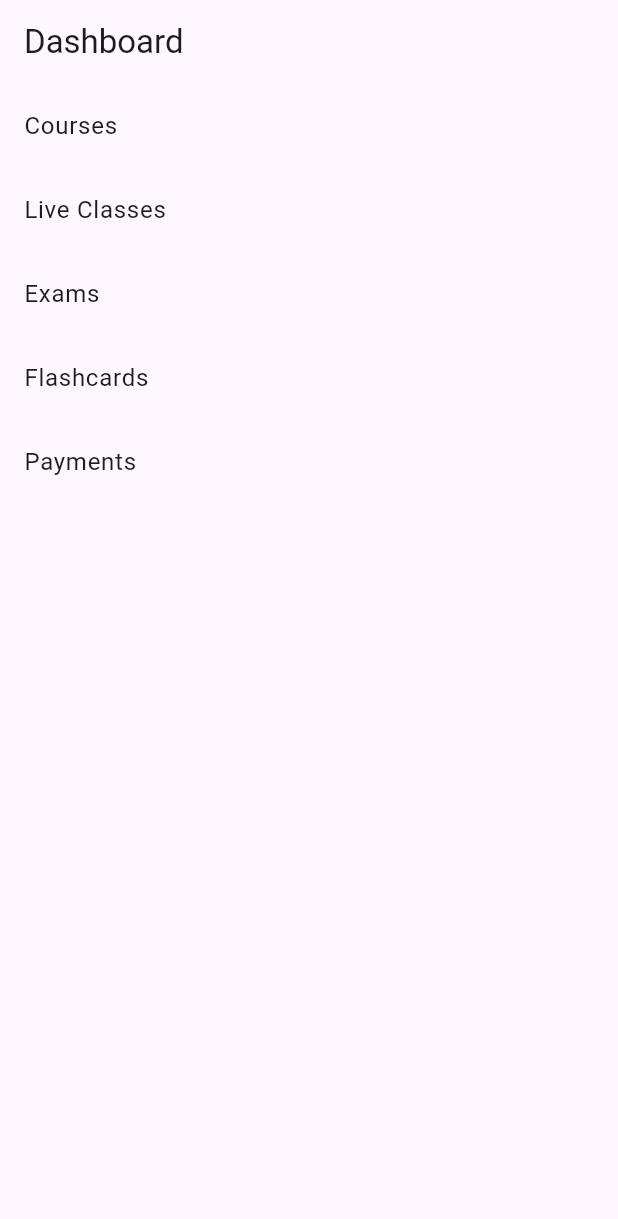
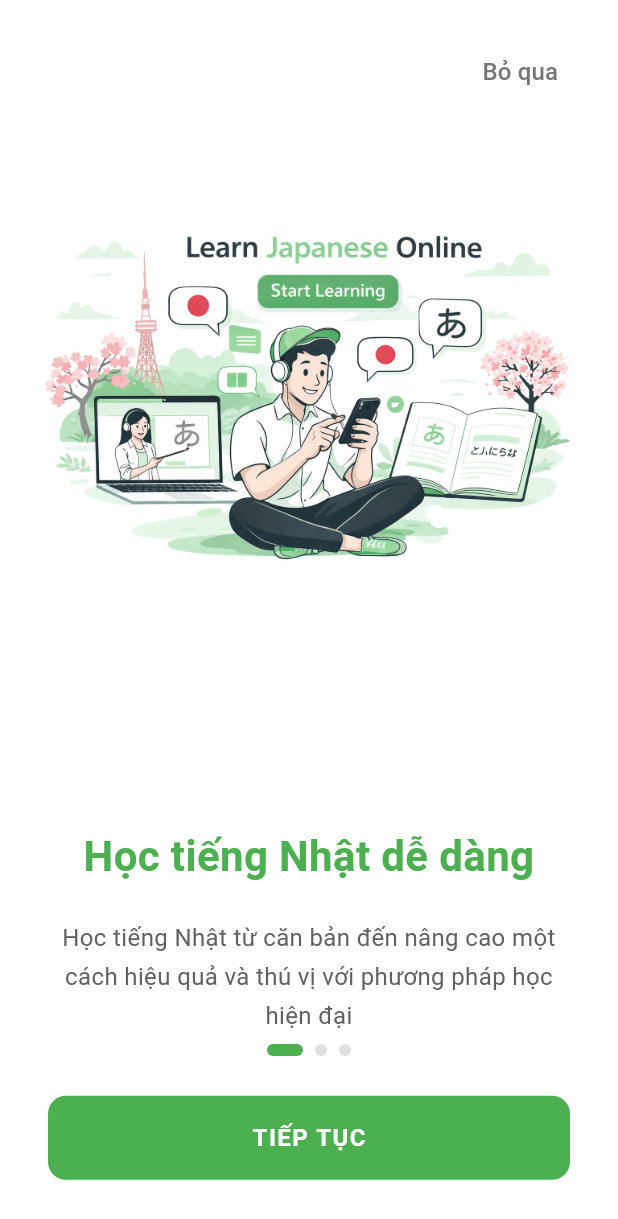
Before and after one commit to Lain4504/torii-mobile, a Flutter app: the screen it shows after launch, on a phone screen of 412 x 824 dp. Shown: the top 1219 px of the screen. Run offline on Flutter 3.47's test engine with Material 3 defaults, Android fonts, the phone set to English and light mode, and no system bars; our stand-ins replace dio, go_router, shared_preferences.

Commit message:
feat: add onboarding screens with 3 pages and navigation

```diff
--- a/lib/core/routing/app_router.dart
+++ b/lib/core/routing/app_router.dart
@@ -1,5 +1,7 @@
 import 'package:flutter/material.dart';
 import 'package:go_router/go_router.dart';
+
+import 'package:shared_preferences/shared_preferences.dart';
 
 import '../../features/auth/views/pages/login_page.dart';
 import '../../features/course/views/pages/course_list_page.dart';
@@ -7,13 +9,33 @@ import '../../features/dashboard/views/dashboard_page.dart';
 import '../../features/exam/views/pages/exam_page.dart';
 import '../../features/flashcard/views/pages/flashcard_page.dart';
 import '../../features/live_class/views/pages/live_class_page.dart';
+import '../../features/onboarding/views/pages/onboarding_page.dart';
 import '../../features/payment/views/pages/payment_page.dart';
 
 class AppRouter {
   AppRouter._();
 
   static final _router = GoRouter(
+    redirect: (context, state) async {
+      final prefs = await SharedPreferences.getInstance();
+      final onboardingCompleted = prefs.getBool('onboarding_completed') ?? false;
+      final isOnboarding = state.matchedLocation == '/onboarding';
+
+      if (!onboardingCompleted && !isOnboarding) {
+        return '/onboarding';
+      }
+
+      if (onboardingCompleted && isOnboarding) {
+        return '/';
+      }
+
+      return null;
+    },
     routes: [
+      GoRoute(
+        path: '/onboarding',
+        builder: (context, state) => const OnboardingPage(),
+      ),
       GoRoute(
         path: '/',
         builder: (context, state) => const DashboardPage(),
--- /dev/null
+++ b/lib/features/onboarding/views/pages/onboarding_page.dart
@@ -0,0 +1,142 @@
+import 'package:flutter/material.dart';
+import 'package:go_router/go_router.dart';
+import 'package:shared_preferences/shared_preferences.dart';
+
+import '../widgets/onboarding_page.dart';
+
+class OnboardingPage extends StatefulWidget {
+  const OnboardingPage({super.key});
+
+  @override
+  State<OnboardingPage> createState() => _OnboardingPageState();
+}
+
+class _OnboardingPageState extends State<OnboardingPage> {
+  final PageController _pageController = PageController();
+  int _currentPage = 0;
+
+  final List<OnboardingPageData> _pages = [
+    OnboardingPageData(
+      imagePath: 'assets/images/bg1.png',
+      title: 'Học tiếng Nhật dễ dàng',
+      description: 'Học tiếng Nhật từ căn bản đến nâng cao một cách hiệu quả và thú vị với phương pháp học hiện đại',
+      buttonText: 'Tiếp tục',
+    ),
+    OnboardingPageData(
+      imagePath: 'assets/images/bg2.png',
+      title: 'Lộ trình rõ ràng, hiệu quả',
+      description: 'Tiếp cận hàng trăm bài học video, làm bài tập phù hợp với mọi trình độ từ N5 đến N1',
+      buttonText: 'Tiếp tục',
+    ),
+    OnboardingPageData(
+      imagePath: 'assets/images/bg3.png',
+      title: 'Học mọi lúc, mọi nơi',
+      description: 'Thực hành, làm bài tập và ôn luyện từ vựng mọi lúc, mọi nơi với công nghệ AI thông minh',
+      buttonText: 'Bắt đầu ngay',
+    ),
+  ];
+
+  void _nextPage() {
+    if (_currentPage < _pages.length - 1) {
+      _pageController.nextPage(
+        duration: const Duration(milliseconds: 300),
+        curve: Curves.easeInOut,
+      );
+    } else {
+      _completeOnboarding();
+    }
+  }
+
+  void _skipOnboarding() {
+    _completeOnboarding();
+  }
+
+  Future<void> _completeOnboarding() async {
+    final prefs = await SharedPreferences.getInstance();
+    await prefs.setBool('onboarding_completed', true);
+
+    if (!mounted) return;
+    context.go('/');
+  }
+
+  @override
+  void dispose() {
+    _pageController.dispose();
+    super.dispose();
+  }
+
+  @override
+  Widget build(BuildContext context) {
+    return Scaffold(
+      body: SafeArea(
+        child: Stack(
+          children: [
+            PageView.builder(
+              controller: _pageController,
+              onPageChanged: (index) {
+                setState(() {
+                  _currentPage = index;
+                });
+              },
+              itemCount: _pages.length,
+              itemBuilder: (context, index) {
+                return OnboardingSlide(
+                  data: _pages[index],
+                  onButtonPressed: _nextPage,
+                );
+              },
+            ),
+            // Nút Bỏ qua ở góc trên bên phải
+            Positioned(
+              top: 24,
+              right: 24,
+              child: TextButton(
+                onPressed: _skipOnboarding,
+                style: TextButton.styleFrom(
+                  padding: const EdgeInsets.symmetric(horizontal: 16, vertical: 8),
+                ),
+                child: Text(
+                  'Bỏ qua',
+                  style: TextStyle(
+                    fontSize: 16,
+                    fontWeight: FontWeight.w500,
+                    color: Colors.grey.shade600,
+                  ),
+                ),
+              ),
+            ),
+            // Page indicator ở dưới cùng (ngay trên nút)
+            Positioned(
+              bottom: 120,
+              left: 0,
+              right: 0,
+              child: Row(
+                mainAxisAlignment: MainAxisAlignment.center,
+                children: List.generate(
+                  _pages.length,
+                  (index) => _buildPageIndicator(index == _currentPage),
+                ),
+              ),
+            ),
+          ],
+        ),
+      ),
+    );
+  }
+
+  Widget _buildPageIndicator(bool isActive) {
+    return AnimatedContainer(
+      duration: const Duration(milliseconds: 300),
+      curve: Curves.easeInOut,
+      margin: const EdgeInsets.symmetric(horizontal: 4),
+      width: isActive ? 24 : 8,
+      height: 8,
+      decoration: BoxDecoration(
+        color: isActive
+            ? const Color(0xFF4CAF50) // Màu xanh lá
+            : Colors.grey.shade300,
+        borderRadius: BorderRadius.circular(4),
+      ),
+    );
+  }
+}
--- /dev/null
+++ b/lib/features/onboarding/views/widgets/onboarding_page.dart
@@ -0,0 +1,114 @@
+import 'package:flutter/material.dart';
+
+class OnboardingPageData {
+  final String imagePath;
+  final String title;
+  final String description;
+  final String buttonText;
+
+  OnboardingPageData({
+    required this.imagePath,
+    required this.title,
+    required this.description,
+    required this.buttonText,
+  });
+}
+
+class OnboardingSlide extends StatelessWidget {
+  final OnboardingPageData data;
+  final VoidCallback onButtonPressed;
+
+  const OnboardingSlide({
+    super.key,
+    required this.data,
+    required this.onButtonPressed,
+  });
+
+  @override
+  Widget build(BuildContext context) {
+    return Container(
+        color: Colors.white,
+        child: SafeArea(
+          child: Column(
+            children: [
+              // Phần illustration ở trên (chiếm phần lớn màn hình)
+              Expanded(
+                flex: 5,
+                child: Container(
+                  width: double.infinity,
+                  decoration: BoxDecoration(
+                    color: Colors.white,
+                  ),
+                  child: Image.asset(
+                    data.imagePath,
+                    fit: BoxFit.contain,
+                    width: double.infinity,
+                  ),
+                ),
+              ),
+              // Phần nội dung ở dưới
+              Expanded(
+                flex: 3,
+                child: Container(
+                  color: Colors.white,
+                  padding: const EdgeInsets.symmetric(horizontal: 32, vertical: 32),
+                  child: Column(
+                    mainAxisAlignment: MainAxisAlignment.center,
+                    children: [
+                      // Tiêu đề với màu xanh lá
+                      Text(
+                        data.title,
+                        style: const TextStyle(
+                          fontSize: 28,
+                          fontWeight: FontWeight.bold,
+                          color: Color(0xFF4CAF50), // Màu xanh lá
+                          height: 1.3,
+                        ),
+                        textAlign: TextAlign.center,
+                      ),
+                      const SizedBox(height: 24),
+                      // Mô tả với màu xám đậm
+                      Text(
+                        data.description,
+                        style: TextStyle(
+                          fontSize: 16,
+                          color: Colors.grey.shade700,
+                          height: 1.6,
+                        ),
+                        textAlign: TextAlign.center,
+                      ),
+                      const SizedBox(height: 40),
+                      // Nút hành động màu xanh lá
+                      SizedBox(
+                        width: double.infinity,
+                        height: 56,
+                        child: ElevatedButton(
+                          onPressed: onButtonPressed,
+                          style: ElevatedButton.styleFrom(
+                            backgroundColor: const Color(0xFF4CAF50), // Màu xanh lá
+                            foregroundColor: Colors.white,
+                            shape: RoundedRectangleBorder(
+                              borderRadius: BorderRadius.circular(12),
+                            ),
+                            elevation: 0,
+                          ),
+                          child: Text(
+                            data.buttonText.toUpperCase(),
+                            style: const TextStyle(
+                              fontSize: 16,
+                              fontWeight: FontWeight.w600,
+                              letterSpacing: 1.0,
+                            ),
+                          ),
+                        ),
+                      ),
+                    ],
+                  ),
+                ),
+              ),
+            ],
+          ),
+        ),
+      );
+  }
+}
--- a/pubspec.yaml
+++ b/pubspec.yaml
@@ -38,6 +38,7 @@ dependencies:
   dio: ^5.7.0
   flutter_riverpod: ^3.1.0
   drift: ^2.30.0
+  shared_preferences: ^2.2.2
 
 dev_dependencies:
   flutter_test:
@@ -62,9 +63,8 @@ flutter:
   uses-material-design: true
 
   # To add assets to your application, add an assets section, like this:
-  # assets:
-  #   - images/a_dot_burr.jpeg
-  #   - images/a_dot_ham.jpeg
+  assets:
+    - assets/images/
 
   # An image asset can refer to one or more resolution-specific "variants", see
   # https://flutter.dev/to/resolution-aware-images
```
Also changed, not shown: assets/images/bg1.png (added), assets/images/bg2.png (added), assets/images/bg3.png (added), pubspec.lock, 16 other files.
